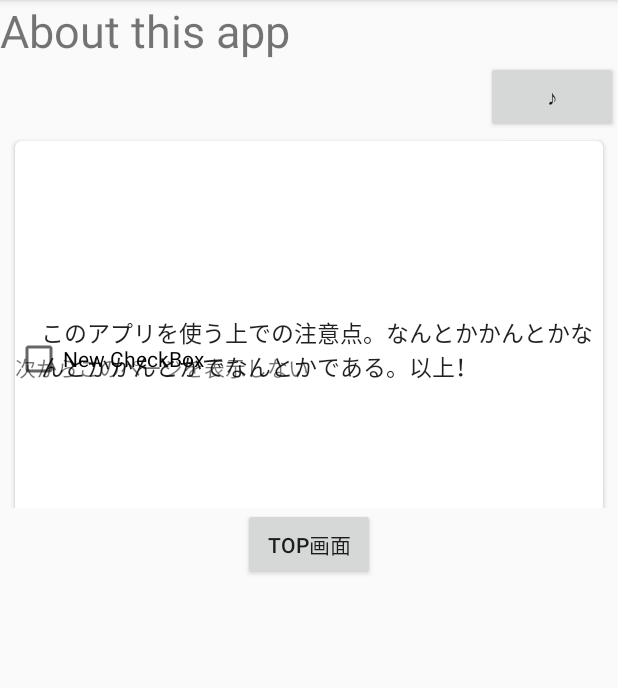
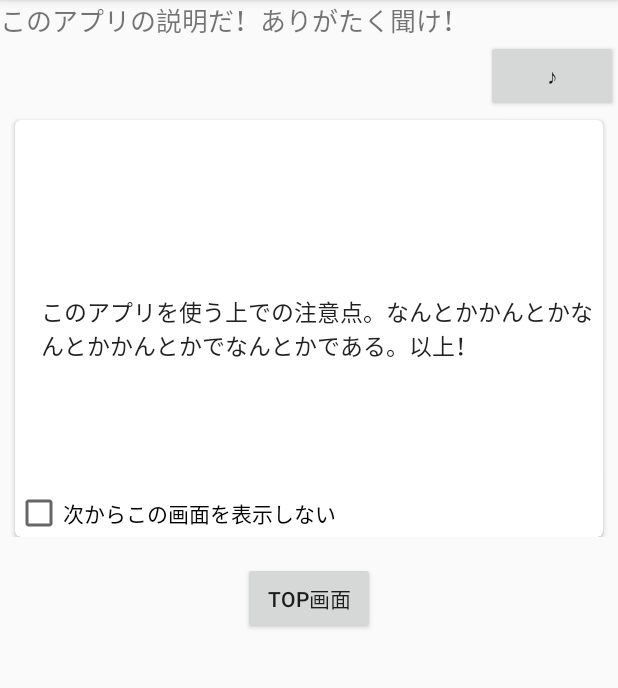
Before and after one commit to OrenBigMuff/Marumaru, an Android app: the screen it shows after launch (MainActivity), on a phone screen of 412 x 824 dp, the part 84-772 px from its top. Run offline under Robolectric (Android 15) with nearby library versions, the phone set to English and light mode, and no system bars.

Commit message:
checkboxがおかしい　あとは任せた

```diff
--- a/app/src/main/java/com/bizan/mobile10/marumaru/MainActivity.java
+++ b/app/src/main/java/com/bizan/mobile10/marumaru/MainActivity.java
@@ -4,11 +4,11 @@ import android.support.v7.app.AppCompatActivity;
 import android.os.Bundle;
 import android.support.v7.widget.CardView;
 import android.view.LayoutInflater;
+import android.view.View;
+import android.widget.Button;
 import android.widget.CheckBox;
-import android.widget.CompoundButton;
 import android.widget.LinearLayout;
 import android.widget.TextView;
-import android.widget.Toast;
 
 
 public class MainActivity extends AppCompatActivity {
@@ -17,17 +17,38 @@ public class MainActivity extends AppCompatActivity {
         super.onCreate(savedInstanceState);
         setContentView(R.layout.activity_main);
 
-//        final CheckBox checkBox = (CheckBox) findViewById(R.id.checkbox);
-//        checkBox.setOnCheckedChangeListener(new CompoundButton.OnCheckedChangeListener() {
+//        final CheckBox checkBox = (CheckBox) findViewById(R.id.checkBox);
+//        checkBox.setOnClickListener(new View.OnClickListener() {
 //
-//            public void onCheckedChanged(CompoundButton buttonView, boolean isChecked) {
-//                if(isChecked) {
-//                    Toast.makeText(getApplication(), "チェックが付いた", Toast.LENGTH_LONG).show();
+//            public void onClick(View v) {
+//                if (checkBox.isChecked() == true) {
+//                    // チェックされた状態の時の処理を記述
 //                } else {
-//                    Toast.makeText(getApplication(), "チェックが外れた", Toast.LENGTH_LONG).show();
+//                    // チェックされていない状態の時の処理を記述
 //                }
 //            }
 //        });
+
+
+
+        Button button = (Button) findViewById(R.id.button);
+        button.setOnClickListener(new View.OnClickListener() {
+            //音を消す
+            @Override
+            public void onClick(View view) {
+
+            }
+        });
+
+
+        Button button2 = (Button) findViewById(R.id.button2);
+        button2.setOnClickListener(new View.OnClickListener() {
+            // TOP画面を表示
+            @Override
+            public void onClick(View view) {
+
+            }
+        });
 
 
         LinearLayout cardLinear = (LinearLayout) this.findViewById(R.id.cardLinear);
@@ -40,7 +61,6 @@ public class MainActivity extends AppCompatActivity {
         textBox.setText("このアプリを使う上での注意点。なんとかかんとか" +
                 "なんとかかんとかでなんとかである。以上！");
         cardView.setTag(0);
-
         cardLinear.addView(linearLayout, 0);
 
 
--- a/app/src/main/res/layout/activity_main.xml
+++ b/app/src/main/res/layout/activity_main.xml
@@ -6,21 +6,20 @@
     <TextView
         android:layout_width="wrap_content"
         android:layout_height="wrap_content"
-        android:text="About this app"
+        android:text="このアプリの説明だ！ありがたく聞け！"
         android:id="@+id/textView"
-        android:textSize="30dp" />
+        android:textSize="17dp" />
 
     <Button
         android:layout_width="wrap_content"
         android:layout_height="wrap_content"
         android:id="@+id/button"
-        android:layout_gravity="right"
-        android:layout_marginTop="0dp"
-        android:text="♪" />
+        android:text="♪"
+        android:layout_gravity="right" />
 
     <ScrollView
         android:layout_width="match_parent"
-        android:layout_height="250dp"
+        android:layout_height="300dp"
         android:id="@+id/scrollView"
         android:fillViewport="false"
         android:layout_alignParentLeft="true"
--- a/app/src/main/res/layout/test_card.xml
+++ b/app/src/main/res/layout/test_card.xml
@@ -39,18 +39,11 @@
             <CheckBox
                 android:layout_width="wrap_content"
                 android:layout_height="wrap_content"
-                android:text="New CheckBox"
+                android:text="次からこの画面を表示しない"
                 android:id="@+id/checkBox"
                 android:layout_alignParentEnd="false"
                 android:layout_alignParentStart="false"
-                android:layout_alignBottom="@+id/textBox" />
-
-            <TextView
-                android:layout_width="wrap_content"
-                android:layout_height="wrap_content"
-                android:text="次からこのページを表示しない"
-                android:id="@+id/textView2"
-                android:layout_alignBottom="@+id/textBox" />
+                android:layout_alignParentBottom="true" />
 
 
         </RelativeLayout>
```
Also changed, not shown: app/src/main/java/com/bizan/mobile10/marumaru/PreferenceC.java (added, +106 -0 lines), app/src/main/java/com/bizan/mobile10/marumaru/Sound.java (added, +81 -0 lines). Lines whose indentation alone changed are shown as unchanged.
